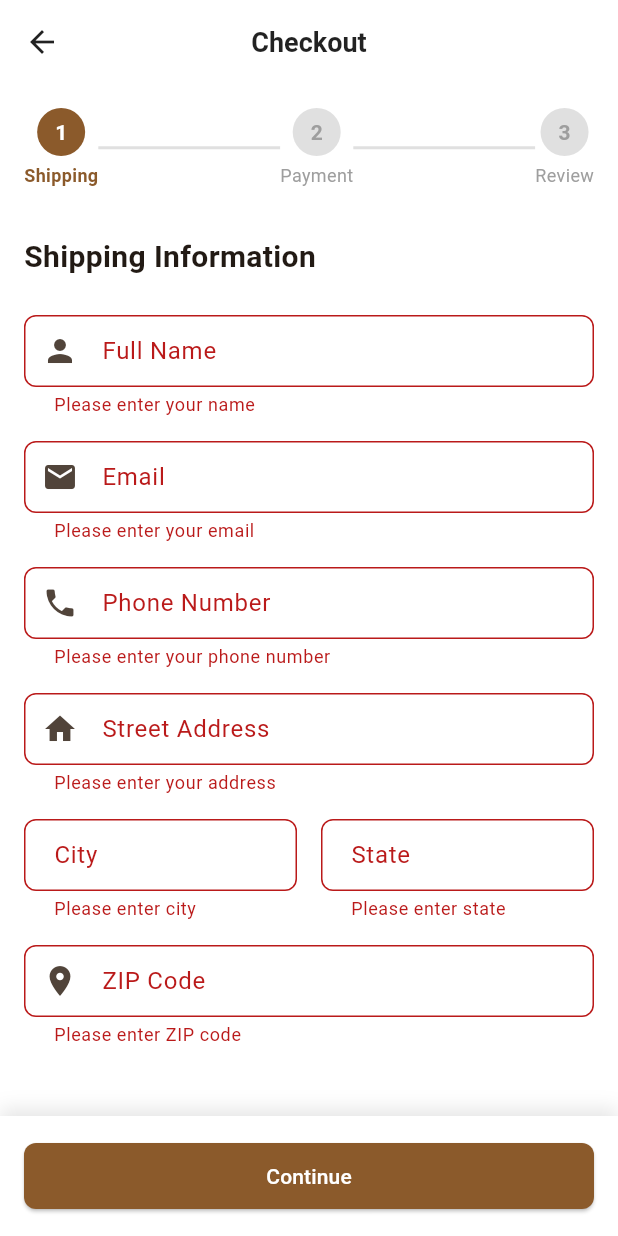
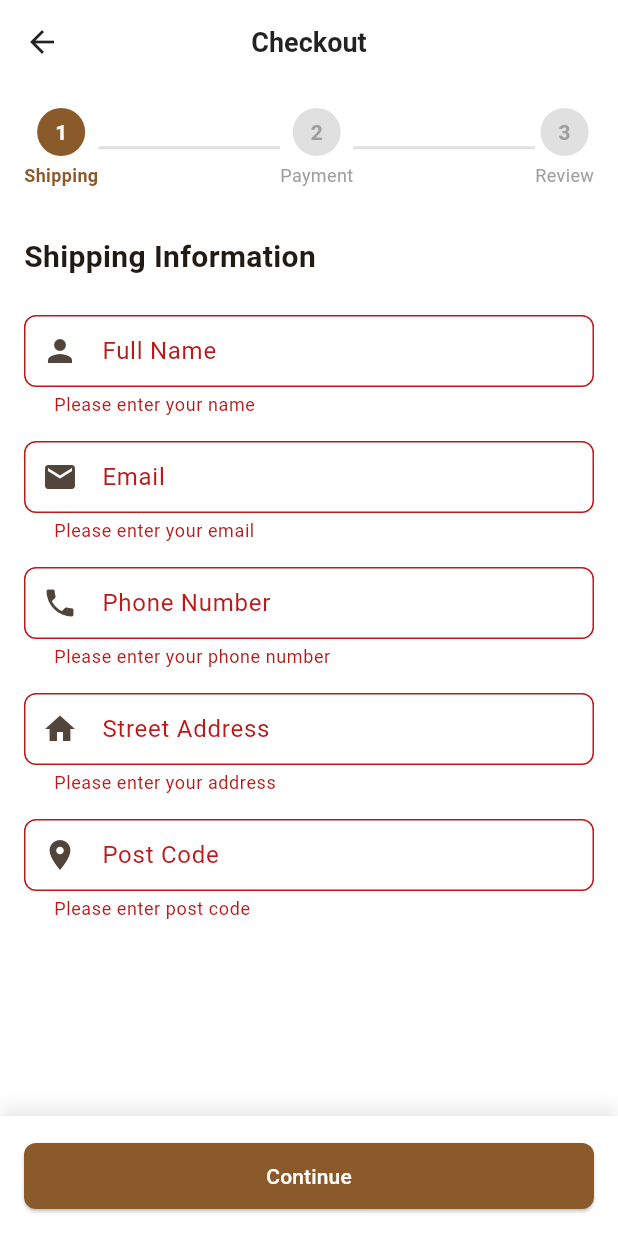
Before and after one commit to nazuhifu/responsi-pab, a Flutter app: the CheckoutScreen screen opened by its route, after a tap on "Continue", on a phone screen of 412 x 824 dp. Run offline on Flutter 3.47's test engine with Material 3 defaults, Android fonts, the phone set to English and light mode, and no system bars; our stand-ins replace carousel_slider, cloud_firestore, firebase_auth, firebase_core, flutter_rating_bar, image_picker and 1 more; accounts and stored records are empty.

Commit message:
checkout fix

```diff
--- a/lib/screens/cart/checkout_screen.dart
+++ b/lib/screens/cart/checkout_screen.dart
@@ -216,50 +216,16 @@ class _CheckoutScreenState extends State<CheckoutScreen> {
               },
             ),
             const SizedBox(height: 16),
-            Row(
-              children: [
-                Expanded(
-                  child: TextFormField(
-                    controller: _cityController,
-                    decoration: const InputDecoration(
-                      labelText: 'City',
-                    ),
-                    validator: (value) {
-                      if (value == null || value.isEmpty) {
-                        return 'Please enter city';
-                      }
-                      return null;
-                    },
-                  ),
-                ),
-                const SizedBox(width: 16),
-                Expanded(
-                  child: TextFormField(
-                    controller: _stateController,
-                    decoration: const InputDecoration(
-                      labelText: 'State',
-                    ),
-                    validator: (value) {
-                      if (value == null || value.isEmpty) {
-                        return 'Please enter state';
-                      }
-                      return null;
-                    },
-                  ),
-                ),
-              ],
-            ),
-            const SizedBox(height: 16),
             TextFormField(
               controller: _zipController,
               decoration: const InputDecoration(
-                labelText: 'ZIP Code',
+                labelText: 'Post Code',
                 prefixIcon: Icon(Icons.location_on),
               ),
               keyboardType: TextInputType.number,
               validator: (value) {
                 if (value == null || value.isEmpty) {
-                  return 'Please enter ZIP code';
+                  return 'Please enter post code';
                 }
                 return null;
               },
```
